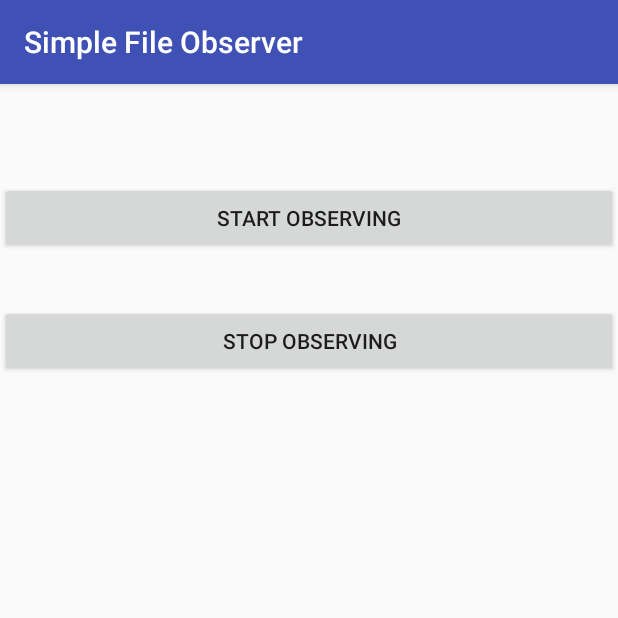
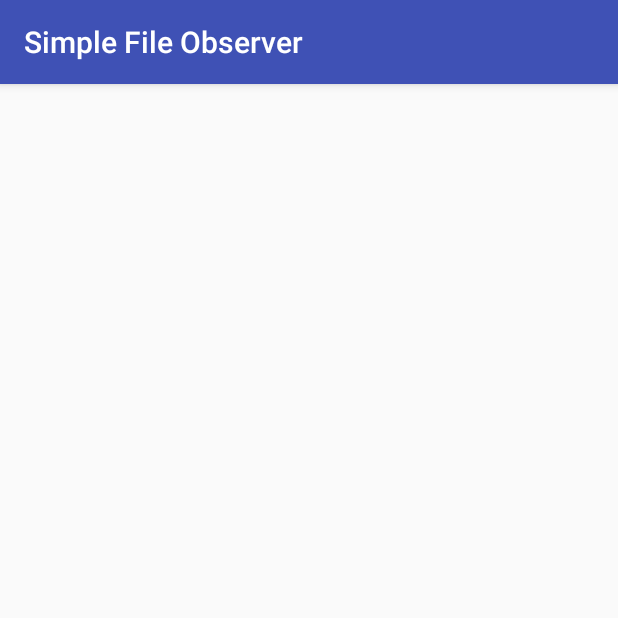
Before and after one commit to skothari07/Saurabh-Dtoxd.ai, an Android app: the screen it shows after launch (MainActivity), on a phone screen of 412 x 824 dp, the top half of it. Run offline under Robolectric (Android 15) with nearby library versions, the phone set to English and light mode, and no system bars.

Commit message:
FileObserver working for all directories and sub-directories

```diff
--- a/SimpleFileObserver/app/src/main/java/com/example/skoth/simplefileobserver/MainActivity.java
+++ b/SimpleFileObserver/app/src/main/java/com/example/skoth/simplefileobserver/MainActivity.java
@@ -2,46 +2,41 @@ package com.example.skoth.simplefileobserver;
 
 import android.app.ActivityManager;
 import android.content.Intent;
-import android.os.Environment;
-import android.os.FileObserver;
-import android.support.annotation.Nullable;
 import android.support.v7.app.AppCompatActivity;
 import android.os.Bundle;
 import android.util.Log;
 import android.view.View;
-import android.widget.Toast;
+import android.widget.ArrayAdapter;
+import android.widget.ListView;
+import android.widget.TextView;
+
 
 import java.io.File;
+import java.util.ArrayList;
 
 public class MainActivity extends AppCompatActivity {
-    //public File sdCard;
-    //public File imageFolder;
+
+    public ListView listView;
+    public static MyObserver fileObserver;
+    static ArrayList <String> myArrayList = new ArrayList<String>();
 
 
     @Override
     protected void onCreate(Bundle savedInstanceState) {
         super.onCreate(savedInstanceState);
         setContentView(R.layout.activity_main);
+        listView = (ListView) findViewById(R.id.listView);
+        ArrayAdapter<String> arrayAdapter= new ArrayAdapter<String>(this,android.R.layout.simple_list_item_1,myArrayList);
+        listView.setAdapter(arrayAdapter);
+        Log.i("Dekhooo", String.valueOf(myArrayList));
 
-        //sdCard = Environment.getExternalStorageDirectory();
-        //imageFolder = new File(sdCard.getAbsolutePath() + "");
-        //String path = imageFolder.toString();
+        Intent intent = new Intent(this, MyService.class);
+        startService(intent);
+
 
 
     }
 
 
-    public void start(View view){
-
-        Intent intent = new Intent(MainActivity.this , MyService.class);
-        startService(intent);
-    }
-
-    public void stop(View view){
-
-        Intent intent = new Intent(MainActivity.this , MyService.class);
-        stopService(intent);
-    }
-
 
 }
--- a/SimpleFileObserver/app/src/main/res/layout/activity_main.xml
+++ b/SimpleFileObserver/app/src/main/res/layout/activity_main.xml
@@ -1,30 +1,16 @@
 <?xml version="1.0" encoding="utf-8"?>
-<android.support.constraint.ConstraintLayout xmlns:android="http://schemas.android.com/apk/res/android"
+<RelativeLayout xmlns:android="http://schemas.android.com/apk/res/android"
     xmlns:app="http://schemas.android.com/apk/res-auto"
     xmlns:tools="http://schemas.android.com/tools"
     android:layout_width="match_parent"
     android:layout_height="match_parent"
     tools:context="com.example.skoth.simplefileobserver.MainActivity">
 
-    <Button
-        android:id="@+id/start"
+    <ListView
+        android:id="@+id/listView"
         android:layout_width="match_parent"
-        android:layout_height="wrap_content"
-        android:layout_marginTop="65dp"
-        android:onClick="start"
-        android:text="Start Observing"
-        app:layout_constraintEnd_toEndOf="parent"
-        app:layout_constraintStart_toStartOf="parent"
-        app:layout_constraintTop_toTopOf="parent" />
-
-    <Button
-        android:id="@+id/stop"
-        android:layout_width="match_parent"
-        android:layout_height="wrap_content"
-        android:layout_marginTop="34dp"
-        android:onClick="stop"
-        android:text="Stop Observing"
-        app:layout_constraintEnd_toEndOf="parent"
-        app:layout_constraintStart_toStartOf="parent"
-        app:layout_constraintTop_toBottomOf="@+id/start" />
-</android.support.constraint.ConstraintLayout>
+        android:layout_height="match_parent"
+        android:layout_alignParentLeft="true"
+        android:layout_alignParentStart="true"
+        android:layout_alignParentTop="true" />
+</RelativeLayout>
```
Also changed, not shown: SimpleFileObserver/app/src/main/java/com/example/skoth/simplefileobserver/MyObserver.java (+101 -2 lines), SimpleFileObserver/app/src/main/java/com/example/skoth/simplefileobserver/MyService.java (+12 -25 lines), SimpleFileObserver/app/src/main/java/com/example/skoth/simplefileobserver/RecursiveFileObserver.java (deleted, +0 -89 lines).
